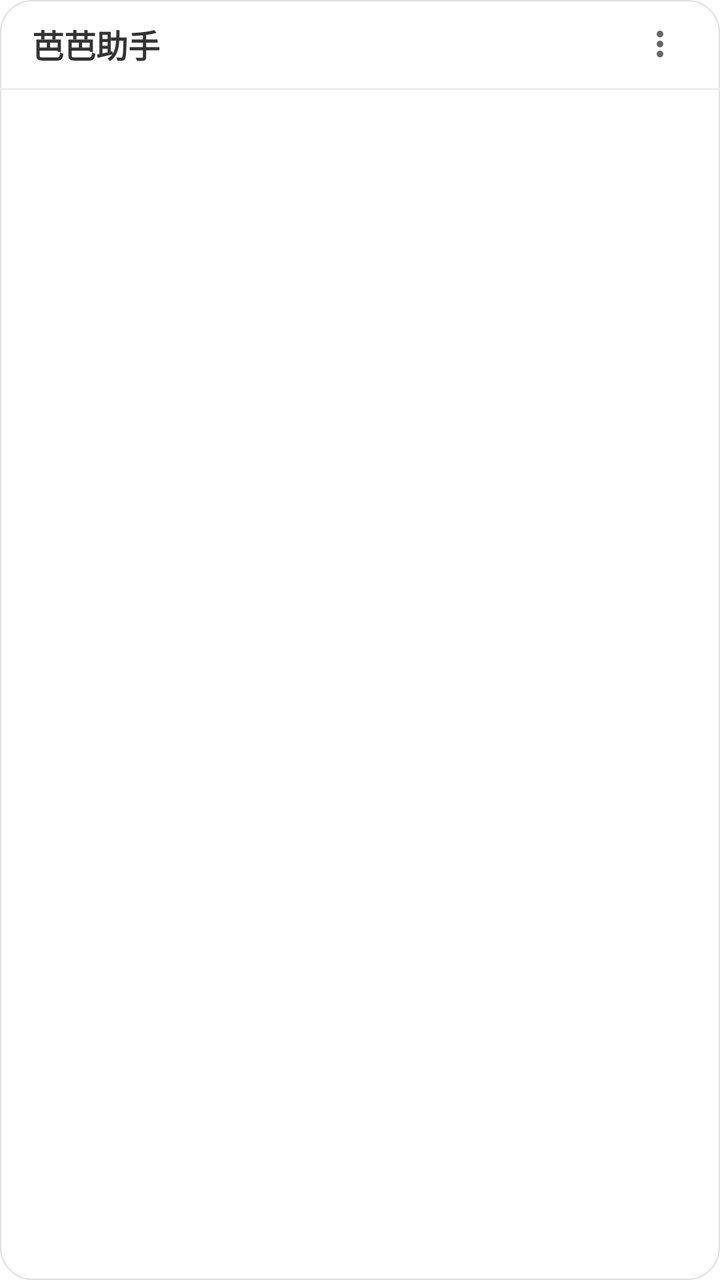
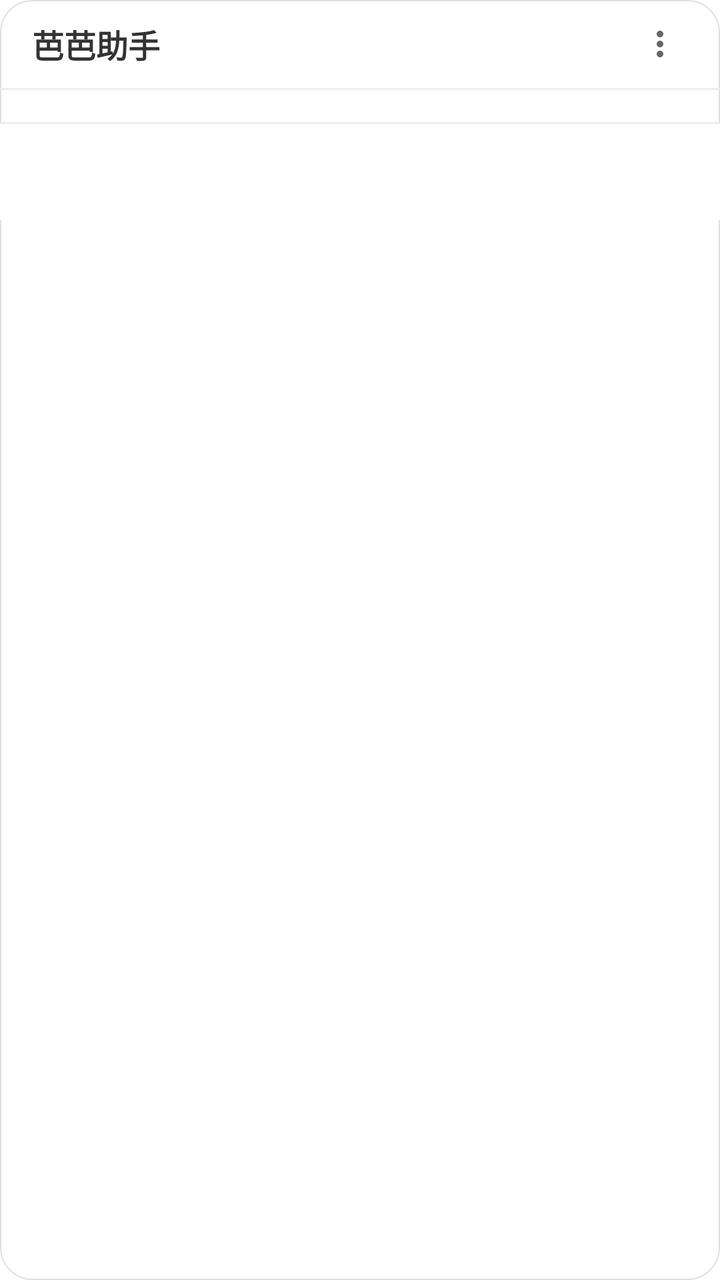

Screens rendered from an Android XML layout before and after an edit, with the pre-edit source and the edit as a unified diff.
<!-- AndroidManifest.xml: application theme Theme.Bbzs -->
<!-- res/layout/layout_floating_menu.xml -->
<?xml version="1.0" encoding="utf-8"?>
<LinearLayout xmlns:android="http://schemas.android.com/apk/res/android"
    xmlns:app="http://schemas.android.com/apk/res-auto"
    android:layout_width="340dp"
    android:layout_height="match_parent"
    android:orientation="vertical"
    android:background="@drawable/bg_menu_panel">

    
    <RelativeLayout
        android:id="@+id/title_bar"
        android:layout_width="match_parent"
        android:layout_height="wrap_content"
        android:paddingStart="16dp"
        android:paddingEnd="16dp"
        android:paddingTop="8dp"
        android:paddingBottom="8dp"
        android:clickable="true"
        android:focusable="true">

        <TextView
            android:layout_width="wrap_content"
            android:layout_height="wrap_content"
            android:text="芭芭助手"
            android:textSize="16sp"
            android:textColor="#333333"
            android:textStyle="bold"
            android:layout_centerVertical="true" />

        <ImageView
            android:id="@+id/iv_menu_more"
            android:layout_width="28dp"
            android:layout_height="28dp"
            android:layout_alignParentEnd="true"
            android:layout_centerVertical="true"
            android:src="@drawable/ic_more"
            android:contentDescription="更多选项"
            android:padding="4dp"
            android:clickable="true"
            android:focusable="true" />

    </RelativeLayout>

    
    <View
        android:layout_width="match_parent"
        android:layout_height="1dp"
        android:background="#EEEEEE" />

    
    <ScrollView
        android:layout_width="match_parent"
        android:layout_height="0dp"
        android:layout_weight="1"
        android:padding="8dp"
        android:scrollbars="vertical">

        <LinearLayout
            android:id="@+id/content_container"
            android:layout_width="match_parent"
            android:layout_height="wrap_content"
            android:orientation="vertical" />

    </ScrollView>

</LinearLayout>
<!-- resources referenced by this layout -->
<resources>
  <!-- drawable bg_menu_panel (drawable) -->
  <?xml version="1.0" encoding="utf-8"?>
  <shape xmlns:android="http://schemas.android.com/apk/res/android"
      android:shape="rectangle">
      <solid android:color="#FFFFFF" />
      <corners android:radius="16dp" />
      <stroke
          android:width="0.5dp"
          android:color="#E0E0E0" />
  </shape>
  <!-- drawable ic_more (drawable) -->
  <?xml version="1.0" encoding="utf-8"?>
  <vector xmlns:android="http://schemas.android.com/apk/res/android"
      android:width="24dp"
      android:height="24dp"
      android:viewportWidth="24"
      android:viewportHeight="24">
      <path
          android:fillColor="#666666"
          android:pathData="M12,8c1.1,0 2,-0.9 2,-2s-0.9,-2 -2,-2 -2,0.9 -2,2 0.9,2 2,2zM12,10c-1.1,0 -2,0.9 -2,2s0.9,2 2,2 2,-0.9 2,-2 -0.9,-2 -2,-2zM12,16c-1.1,0 -2,0.9 -2,2s0.9,2 2,2 2,-0.9 2,-2 -0.9,-2 -2,-2z" />
  </vector>
  <style name="Theme.Bbzs" parent="Theme.MaterialComponents.Light.NoActionBar">
          <item name="colorPrimary">#FF6200</item>
          <item name="colorPrimaryVariant">#E55800</item>
          <item name="colorOnPrimary">#FFFFFF</item>
          <item name="colorSecondary">#03DAC5</item>
          <item name="colorOnSecondary">#000000</item>
      </style>
</resources>

<!-- the commit's change to res/layout/layout_floating_menu.xml (unified diff, before → after) -->
@@ -48,6 +48,34 @@
         android:background="#EEEEEE" />
 
     
+    <LinearLayout
+        android:id="@+id/quick_access_container"
+        android:layout_width="match_parent"
+        android:layout_height="wrap_content"
+        android:orientation="horizontal"
+        android:padding="8dp"
+        android:gravity="center">
+    </LinearLayout>
+
+    
+    <View
+        android:layout_width="match_parent"
+        android:layout_height="1dp"
+        android:background="#EEEEEE" />
+
+    
+    <com.google.android.material.tabs.TabLayout
+        android:id="@+id/tab_layout"
+        android:layout_width="match_parent"
+        android:layout_height="wrap_content"
+        android:background="#FFFFFF"
+        app:tabMode="fixed"
+        app:tabGravity="fill"
+        app:tabTextColor="#666666"
+        app:tabSelectedTextColor="#FF6200"
+        app:tabIndicatorColor="#FF6200" />
+
+    
     <ScrollView
         android:layout_width="match_parent"
         android:layout_height="0dp"
